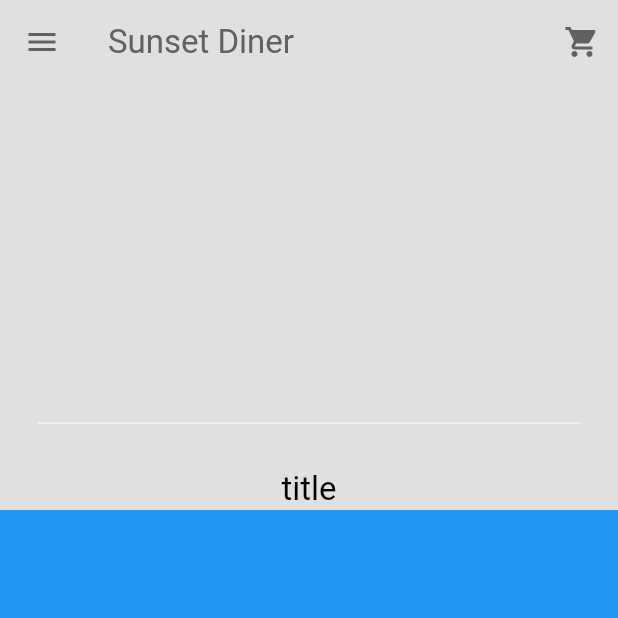
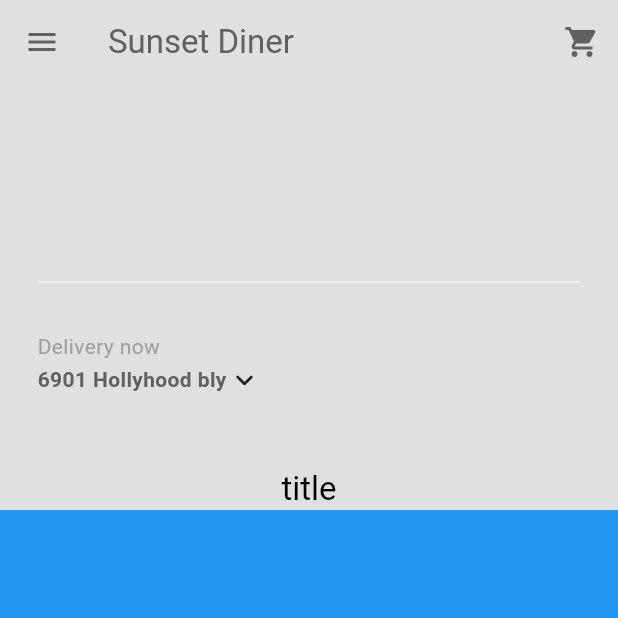
Before and after one commit to dtmiranda/food_delivery, a Flutter app: the HomePage screen opened directly, on a phone screen of 412 x 824 dp, the top half of it. Run offline on Flutter 3.47's test engine with Material 3 defaults, Android fonts, the light colour scheme and no system bars; missing offline and left inert: dart:ffi.

Commit message:
feat: create current location component

```diff
--- /dev/null
+++ b/lib/components/my_current_location.dart
@@ -0,0 +1,73 @@
+import 'package:flutter/material.dart';
+import 'package:flutter/widgets.dart';
+class MyCurrentLocation extends StatelessWidget{
+  const MyCurrentLocation({super.key});
+
+  void openLocationSearchBox(BuildContext context){
+    showDialog(
+      context: context,
+      builder: (context) => AlertDialog(
+        title: Text("Your location"),
+        content: const TextField(
+          decoration: InputDecoration(
+            hintText: "Search adress.."
+          ),
+        ),
+        actions: [
+          //cancel button
+          MaterialButton(
+            onPressed: () => Navigator.pop(context),
+            child: const Text('Cancel'),
+          ),
+
+          // save button
+          MaterialButton(
+            onPressed: () => Navigator.pop(context),
+            child: const Text('Save'),
+          )
+
+        ],
+      )
+    );
+  }
+
+  @override
+  Widget build(BuildContext context){
+    return Padding(
+      padding: const EdgeInsets.all(25.0),
+      child: Column(
+        crossAxisAlignment: CrossAxisAlignment.start,
+        children: [
+          Text(
+            "Delivery now",
+            style: TextStyle(
+              color: Theme.of(context).colorScheme.primary,
+
+            ),
+          ),
+
+          GestureDetector(
+            onTap: () => openLocationSearchBox(context),
+            child: Row(
+              children: [
+                //adress
+                Text(
+                  "6901 Hollyhood bly",
+                  style: TextStyle(
+                    color: Theme.of(context).colorScheme.inversePrimary,
+                    fontWeight: FontWeight.bold
+
+                  )
+                ),
+
+                //drop down menu
+                const Icon(Icons.keyboard_arrow_down_rounded)
+              ],
+            ),
+          )
+
+        ],
+      ),
+    );
+  }
+}
--- a/lib/pages/home_page.dart
+++ b/lib/pages/home_page.dart
@@ -1,6 +1,7 @@
 import 'dart:ffi';
 
 import 'package:flutter/material.dart';
+import 'package:food_delivery/components/my_current_location.dart';
 import 'package:food_delivery/components/my_drawer.dart';
 import 'package:food_delivery/components/my_silver_app_bar.dart';
 
@@ -26,8 +27,9 @@ class _HomePageState extends State<HomePage> {
                   indent: 25,
                   endIndent: 25,
                   color: Theme.of(context).colorScheme.secondary,
-                )
+                ),
                 //my current location
+                MyCurrentLocation()
 
                 //description box
 
```
